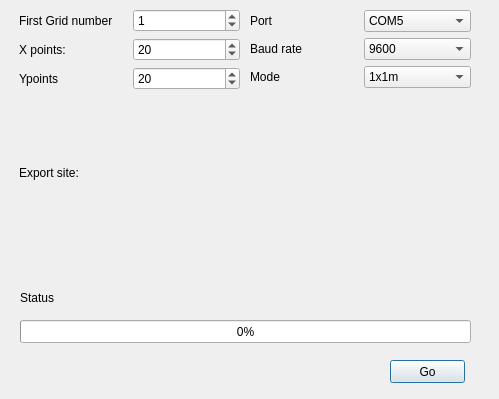
First picture: the form in importlogger.ui, repository arthurHamel/GeoUI, before the edit.
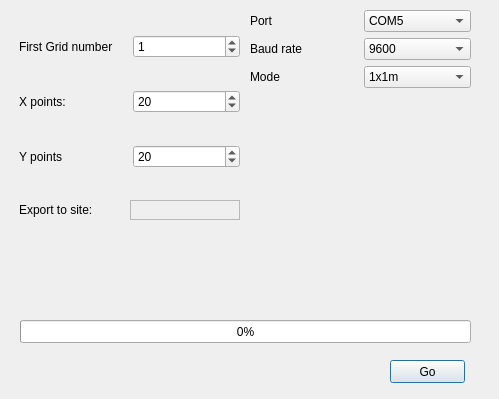
Second picture: the form after the edit.

```diff
--- a/importlogger.ui
+++ b/importlogger.ui
@@ -67,7 +67,7 @@
       <item>
        <widget class="QLabel" name="label_7">
         <property name="text">
-         <string>Ypoints</string>
+         <string>Y points</string>
         </property>
        </widget>
       </item>
@@ -85,12 +85,27 @@
       <item>
        <widget class="QLabel" name="label_6">
         <property name="text">
-         <string>Export site:</string>
+         <string>Export to site:</string>
         </property>
        </widget>
       </item>
       <item>
        <widget class="QLabel" name="exportDir">
+        <property name="sizePolicy">
+         <sizepolicy hsizetype="Fixed" vsizetype="Fixed">
+          <horstretch>0</horstretch>
+          <verstretch>0</verstretch>
+         </sizepolicy>
+        </property>
+        <property name="minimumSize">
+         <size>
+          <width>110</width>
+          <height>20</height>
+         </size>
+        </property>
+        <property name="frameShape">
+         <enum>QFrame::StyledPanel</enum>
+        </property>
         <property name="text">
          <string/>
         </property>
@@ -229,14 +244,14 @@
   <widget class="QLabel" name="status">
    <property name="geometry">
     <rect>
-     <x>20</x>
+     <x>50</x>
      <y>290</y>
-     <width>331</width>
-     <height>16</height>
+     <width>301</width>
+     <height>20</height>
     </rect>
    </property>
    <property name="text">
-    <string>Status</string>
+    <string/>
    </property>
   </widget>
   <widget class="QPushButton" name="go">
```
